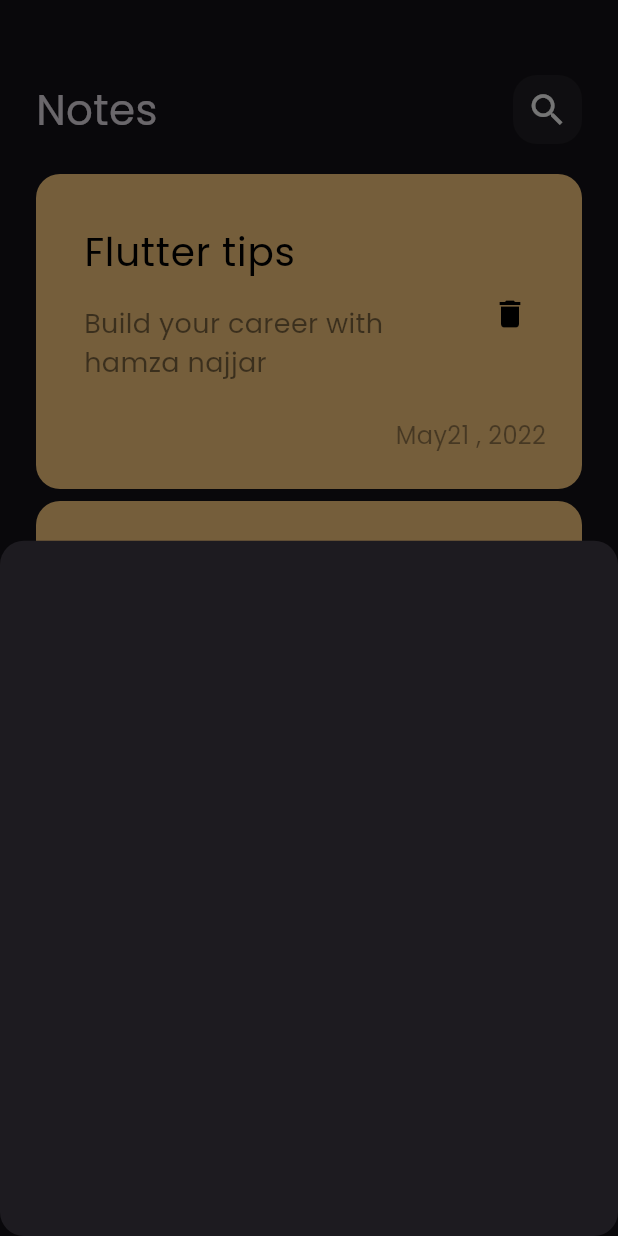
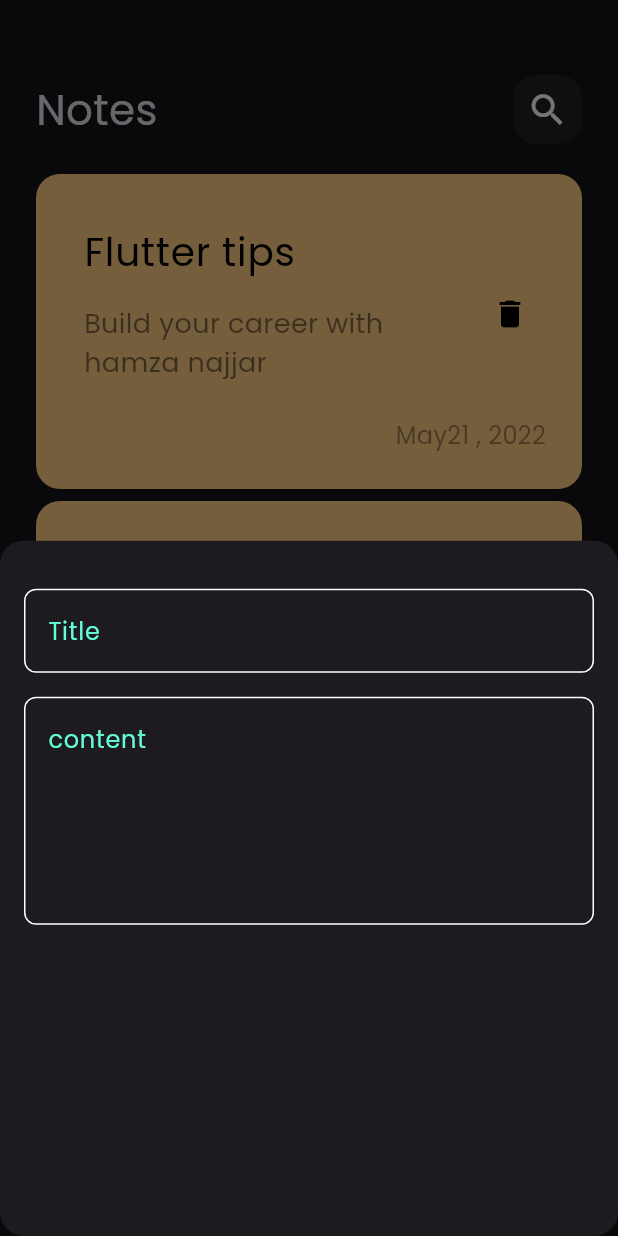
Before and after one commit to hamza-naggar/note_app, a Flutter app: the screen it shows after launch, after a tap on the "add" icon, on a phone screen of 412 x 824 dp. Run offline on Flutter 3.47's test engine with Material 3 defaults, Android fonts, the phone set to English and light mode, and no system bars.

Commit message:
add field to notes botton sheet

```diff
--- /dev/null
+++ b/note_app/lib/contants.dart
@@ -0,0 +1,3 @@
+import 'package:flutter/material.dart';
+
+ const kPrimaryColor = Color(0xff62fcd7);
--- a/note_app/lib/views/widgets/add_note_botton_sheet.dart
+++ b/note_app/lib/views/widgets/add_note_botton_sheet.dart
@@ -1,10 +1,21 @@
 import 'package:flutter/material.dart';
+import 'package:note_app/views/widgets/custom_text_field.dart';
 
 class AddNoteBottomSheet extends StatelessWidget {
   const AddNoteBottomSheet({super.key});
 
   @override
   Widget build(BuildContext context) {
-    return  Container();
+    return  Padding(
+      padding: const EdgeInsets.symmetric(horizontal: 16),
+      child: Column(
+        children: [
+          SizedBox(height: 32,),
+          CustomTextField(hint: 'Title'),
+          SizedBox(height: 16,),
+          CustomTextField(hint: 'content',maxLines: 5,)
+      ],
+      ),
+    );
   }
 }
--- /dev/null
+++ b/note_app/lib/views/widgets/custom_text_field.dart
@@ -0,0 +1,34 @@
+import 'package:flutter/material.dart';
+import 'package:note_app/contants.dart';
+
+class CustomTextField extends StatelessWidget {
+  const CustomTextField({required this.hint,this.maxLines = 1});
+
+  final String hint;
+  final int maxLines;
+  @override
+  Widget build(BuildContext context) {
+    return TextField(
+      maxLines:maxLines ,
+      cursorColor: kPrimaryColor,
+      decoration: InputDecoration(
+        hintText: hint,
+        hintStyle: TextStyle(
+          color: kPrimaryColor
+        ),
+        border: buildBorder(),
+        enabledBorder: buildBorder(),
+        focusedBorder: buildBorder(kPrimaryColor),
+      ),
+    );
+  }
+
+  OutlineInputBorder buildBorder([color]) {
+    return OutlineInputBorder(
+        borderRadius: BorderRadius.circular(8),
+        borderSide: BorderSide(
+          color:color ?? Colors.white
+        )
+      );
+  }
+}
```
